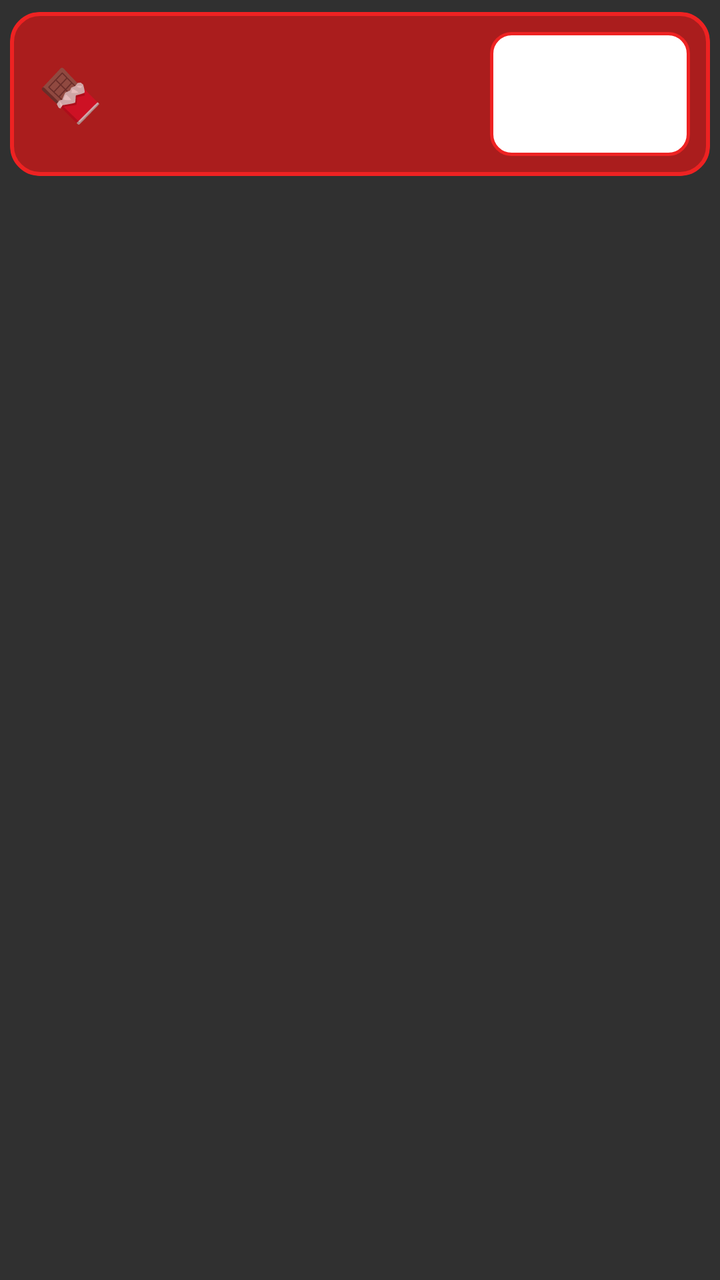
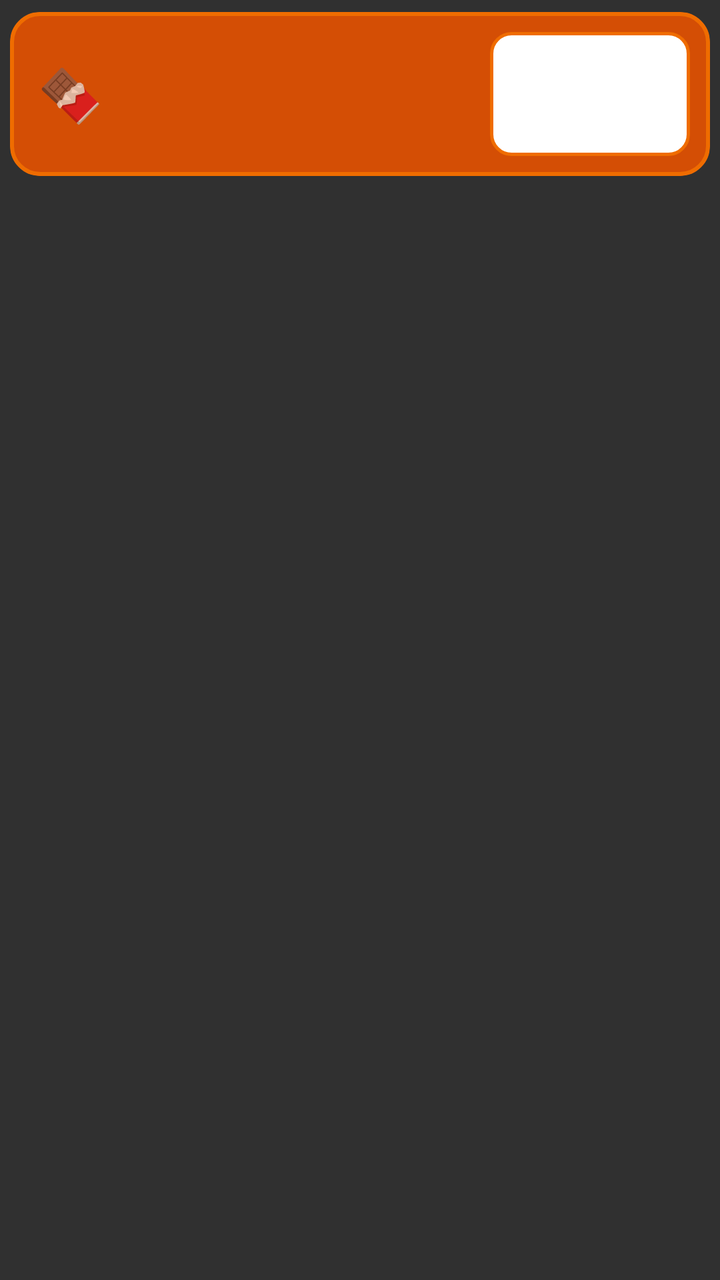

Compare the two renders of this Android layout. The source of the first and the diff that turns it into the second are given below.
<!-- AndroidManifest.xml: application theme Theme.AppCompat -->
<!-- res/layout/overlay_fueling_prompt.xml -->
<?xml version="1.0" encoding="utf-8"?>
<FrameLayout xmlns:android="http://schemas.android.com/apk/res/android"
    android:layout_width="match_parent"
    android:layout_height="wrap_content"
    android:paddingStart="5dp" android:paddingEnd="5dp" android:paddingTop="6dp" android:paddingBottom="3dp">
    <LinearLayout
        android:layout_width="match_parent" android:layout_height="wrap_content"
        android:background="@drawable/bg_sos_overlay" android:clipToOutline="true" android:elevation="12dp"
        android:gravity="center_vertical" android:orientation="horizontal"
        android:paddingStart="14dp" android:paddingEnd="10dp" android:paddingTop="10dp" android:paddingBottom="10dp">
        <TextView android:layout_width="wrap_content" android:layout_height="wrap_content"
            android:layout_marginEnd="10dp" android:text="🍫" android:textSize="26sp" />
        <LinearLayout android:layout_width="0dp" android:layout_height="wrap_content" android:layout_weight="1" android:orientation="vertical">
            <TextView android:id="@+id/tv_fuel_title" android:layout_width="match_parent" android:layout_height="wrap_content"
                android:textColor="#FFFFFF" android:textSize="18sp" android:textStyle="bold" android:maxLines="1" android:ellipsize="end" />
            <TextView android:id="@+id/tv_fuel_detail" android:layout_width="match_parent" android:layout_height="wrap_content"
                android:textColor="#FFE0B2" android:textSize="13sp" android:layout_marginTop="2dp" android:maxLines="2" android:ellipsize="end" />
        </LinearLayout>
        <TextView android:id="@+id/btn_fuel_action" android:layout_width="100dp" android:layout_height="62dp"
            android:layout_marginStart="8dp" android:background="@drawable/bg_cancel_button" android:clipToOutline="true"
            android:gravity="center" android:textColor="#1B5E20" android:textSize="14sp" android:textStyle="bold"
            android:clickable="true" android:focusable="true" />
    </LinearLayout>
</FrameLayout>
<!-- resources referenced by this layout -->
<resources>
  <!-- drawable bg_cancel_button (drawable) -->
  <?xml version="1.0" encoding="utf-8"?>
  <shape xmlns:android="http://schemas.android.com/apk/res/android"
      android:shape="rectangle">
  
      <solid android:color="#FFFFFF" />
  
      <stroke
          android:width="1.5dp"
          android:color="#FFEE2222" />
  
      <corners android:radius="10dp" />
  
  </shape>
  <!-- drawable bg_sos_overlay (drawable) -->
  <?xml version="1.0" encoding="utf-8"?>
  <shape xmlns:android="http://schemas.android.com/apk/res/android"
      android:shape="rectangle">
  
      <solid android:color="#E8B71C1C" />
  
      <stroke
          android:width="2dp"
          android:color="#FFEE2222" />
  
      <corners android:radius="14dp" />
  
  </shape>
</resources>

<!-- the commit's change to res/layout/overlay_fueling_prompt.xml (unified diff, before → after) -->
@@ -5,7 +5,7 @@
     android:paddingStart="5dp" android:paddingEnd="5dp" android:paddingTop="6dp" android:paddingBottom="3dp">
     <LinearLayout
         android:layout_width="match_parent" android:layout_height="wrap_content"
-        android:background="@drawable/bg_sos_overlay" android:clipToOutline="true" android:elevation="12dp"
+        android:background="@drawable/bg_fueling_overlay" android:clipToOutline="true" android:elevation="12dp"
         android:gravity="center_vertical" android:orientation="horizontal"
         android:paddingStart="14dp" android:paddingEnd="10dp" android:paddingTop="10dp" android:paddingBottom="10dp">
         <TextView android:layout_width="wrap_content" android:layout_height="wrap_content"
@@ -17,8 +17,8 @@
                 android:textColor="#FFE0B2" android:textSize="13sp" android:layout_marginTop="2dp" android:maxLines="2" android:ellipsize="end" />
         </LinearLayout>
         <TextView android:id="@+id/btn_fuel_action" android:layout_width="100dp" android:layout_height="62dp"
-            android:layout_marginStart="8dp" android:background="@drawable/bg_cancel_button" android:clipToOutline="true"
-            android:gravity="center" android:textColor="#1B5E20" android:textSize="14sp" android:textStyle="bold"
+            android:layout_marginStart="8dp" android:background="@drawable/bg_fueling_button" android:clipToOutline="true"
+            android:gravity="center" android:textColor="#BF360C" android:textSize="14sp" android:textStyle="bold"
             android:clickable="true" android:focusable="true" />
     </LinearLayout>
 </FrameLayout>
<!-- resource entries referenced after the edit -->
@@ -1,6 +1,6 @@
 <!-- resources referenced by this layout -->
 <resources>
-  <!-- drawable bg_cancel_button (drawable) -->
+  <!-- drawable bg_fueling_button (drawable) -->
   <?xml version="1.0" encoding="utf-8"?>
   <shape xmlns:android="http://schemas.android.com/apk/res/android"
       android:shape="rectangle">
@@ -9,21 +9,21 @@
   
       <stroke
           android:width="1.5dp"
-          android:color="#FFEE2222" />
+          android:color="#FFEF6C00" />
   
       <corners android:radius="10dp" />
   
   </shape>
-  <!-- drawable bg_sos_overlay (drawable) -->
+  <!-- drawable bg_fueling_overlay (drawable) -->
   <?xml version="1.0" encoding="utf-8"?>
   <shape xmlns:android="http://schemas.android.com/apk/res/android"
       android:shape="rectangle">
   
-      <solid android:color="#E8B71C1C" />
+      <solid android:color="#E6E65100" />
   
       <stroke
           android:width="2dp"
-          android:color="#FFEE2222" />
+          android:color="#FFEF6C00" />
   
       <corners android:radius="14dp" />
   
